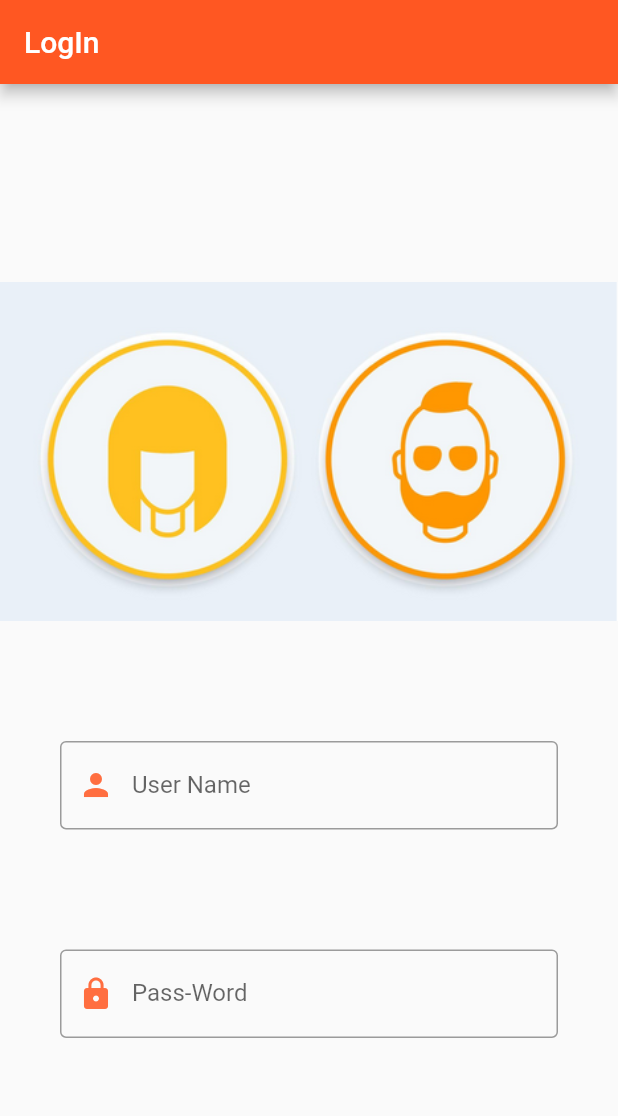
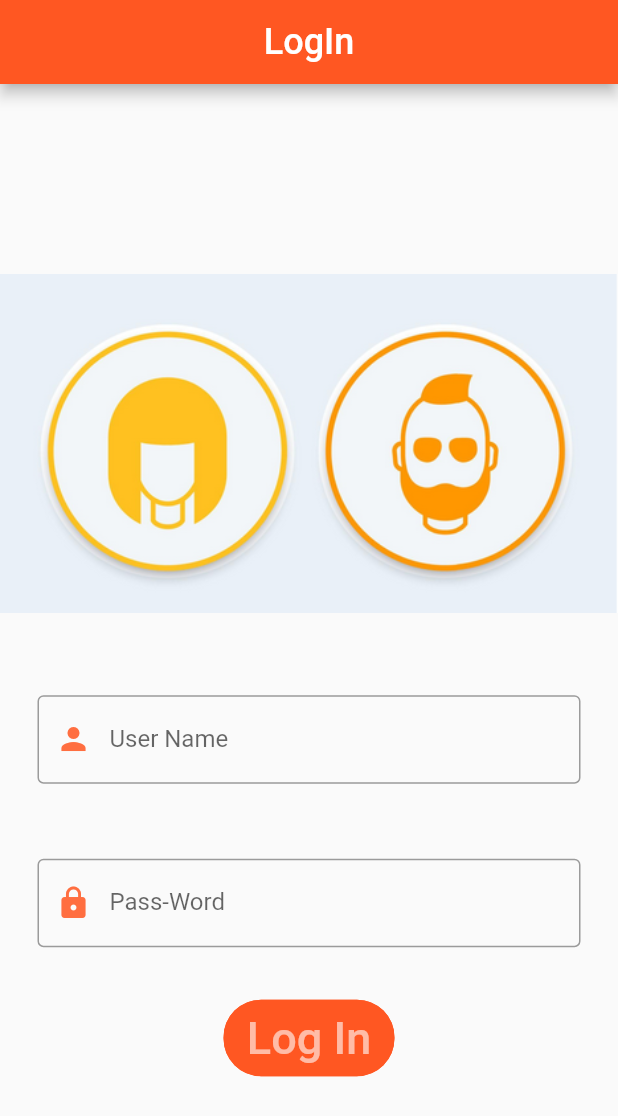
Before and after one commit to MayarALiP/log_in, a Flutter app: the screen it shows after launch, on a phone screen of 412 x 824 dp. Shown: the top 1116 px of the screen. Run offline on Flutter 3.47's test engine with Material 2 defaults, Android fonts, the phone set to English and light mode, and no system bars.

Commit message:
logIn APP

```diff
--- a/analysis_options.yaml
+++ b/analysis_options.yaml
@@ -1,7 +1,7 @@
 # This file configures the analyzer, which statically analyzes Dart code to
 # check for errors, warnings, and lints.
 #
-# The issues identified by the analyzer are surfaced in the UI of Dart-enabled
+# The issues identified by the analyzer are surfaced in the ui of Dart-enabled
 # IDEs (https://dart.dev/tools#ides-and-editors). The analyzer can also be
 # invoked from the command line by running `flutter analyze`.
 
--- a/lib/main.dart
+++ b/lib/main.dart
@@ -1,4 +1,5 @@
 import 'package:flutter/material.dart';
+import 'package:log_in/UI/LogInScreen.dart';
 
 void main() {
   runApp(const MyApp());
@@ -11,78 +12,10 @@ class MyApp extends StatelessWidget {
   @override
   Widget build(BuildContext context) {
     return MaterialApp(
-      debugShowCheckedModeBanner: false,
-      theme: ThemeData(primarySwatch: Colors.deepOrange,
-      ),
-
-      home: Scaffold(
-        appBar: AppBar(
-          title:const Text("LogIn" ,
-            // ----------------why didn't it go to the center
-          textAlign: TextAlign.center,
-        ) ,
+        debugShowCheckedModeBanner: false,
+        theme: ThemeData(
+          primarySwatch: Colors.deepOrange,
         ),
-
-        body: Center(
-               child: SingleChildScrollView(
-                 child: Column(
-                    children: const [
-                   //Image
-                    Padding(
-                      padding: EdgeInsets.fromLTRB(0, 40, 0, 40),
-                      child: Image(
-                        image:AssetImage('assets/images/Capture.PNG') ,
-                      ),
-                    ),
-
-                   // user Name
-                   Padding(
-                     padding: EdgeInsets.all(40.0),
-                     child: TextField(
-                       decoration:InputDecoration(
-                         hintText: 'Enter your User Name',
-                         prefixIcon: Icon(Icons.person,
-                           color:Colors.deepOrangeAccent ,
-                         ),
-                         labelText:'User Name',
-                         border: OutlineInputBorder(
-                           // borderRadius: BorderRadius.circular(8),
-                           borderSide: BorderSide(
-                             width: 5,
-                             style: BorderStyle.solid,
-                           ),
-
-                         ) ,
-                       ),
-                     ),
-                   ),
-
-                   //passWord
-                   Padding(
-                     padding: EdgeInsets.all(40.0),
-                     child: TextField(
-                       obscureText: true,
-                       decoration:InputDecoration(
-                         hintText: 'Enter your Password',
-                         prefixIcon: Icon(Icons.lock,
-                           color:Colors.deepOrangeAccent ,
-                         ),
-                         labelText:'Pass-Word',
-                         border: OutlineInputBorder(
-                           // borderRadius: BorderRadius.circular(8),
-                           borderSide: BorderSide(
-                             width: 5,
-                             style: BorderStyle.solid,
-                           ),
-
-                         ) ,
-                       ),
-                     ),
-                   ),
-                 ],),
-               ),
-      ),
-      ),
-    );
+        home: const LoginScreen());
   }
 }
--- /dev/null
+++ b/lib/models/HttpError.dart
@@ -0,0 +1,6 @@
+class HttpError {
+  int statusCode;
+  String response;
+
+  HttpError({required this.statusCode, required this.response});
+}
--- /dev/null
+++ b/lib/models/LogInAuth.dart
@@ -0,0 +1,14 @@
+class LogInAuth {
+  String? email, password;
+
+  LogInAuth({this.email, this.password});
+
+  Map<String, dynamic> toJson() {
+    Map<String, dynamic> map = {
+      'email': email!.trim(),
+      'password': password!.trim()
+    };
+
+    return map;
+  }
+}
--- /dev/null
+++ b/lib/models/LogInResponse.dart
@@ -0,0 +1,11 @@
+class LogInResponse {
+  final String token, error;
+
+  LogInResponse({required this.token, required this.error});
+
+  factory LogInResponse.fromJson(Map<String, dynamic> json) {
+    return LogInResponse(
+        token: json['token'] != null ? json['token'] : '',
+        error: json['error'] != null ? json['error'] : '');
+  }
+}
--- /dev/null
+++ b/lib/models/User.dart
@@ -0,0 +1,21 @@
+class User {
+  String firstName, lastName, email, image;
+  int id;
+
+  User({
+    required this.id,
+    required this.firstName,
+    required this.lastName,
+    required this.image,
+    required this.email,
+  });
+
+  factory User.fromJson(Map<String, dynamic> json) {
+    return User(
+        id: json['id'],
+        email: json['email'],
+        firstName: json['firstName'],
+        lastName: json['lastName'],
+        image: json['avatar']);
+  }
+}
--- /dev/null
+++ b/lib/ui/LogInScreen.dart
@@ -0,0 +1,118 @@
+import 'package:flutter/material.dart';
+import 'package:log_in/UI/UsersScreen.dart';
+
+class LoginScreen extends StatefulWidget {
+  const LoginScreen({Key? key}) : super(key: key);
+
+  @override
+  State<LoginScreen> createState() => _LoginScreenState();
+}
+
+class _LoginScreenState extends State<LoginScreen> {
+  @override
+  Widget build(BuildContext context) {
+    return Scaffold(
+      appBar: AppBar(
+        centerTitle: true,
+        title: const Text(
+          "LogIn",
+          style: TextStyle(fontSize: 24),
+        ),
+      ),
+      body: Center(
+        child: SingleChildScrollView(
+          child: Column(children: [
+            //Image
+            const Padding(
+              padding: EdgeInsets.fromLTRB(0, 30, 0, 30),
+              child: Image(
+                image: AssetImage('assets/images/Capture.PNG'),
+              ),
+            ),
+
+            // user Name
+            const Padding(
+              padding: EdgeInsets.all(25.0),
+              child: TextField(
+                decoration: InputDecoration(
+                  hintText: 'Enter your User Name',
+                  prefixIcon: Icon(
+                    Icons.person,
+                    color: Colors.deepOrangeAccent,
+                  ),
+                  labelText: 'User Name',
+                  border: OutlineInputBorder(
+                    // borderRadius: BorderRadius.circular(8),
+                    borderSide: BorderSide(
+                      width: 5,
+                      style: BorderStyle.solid,
+                    ),
+                  ),
+                ),
+              ),
+            ),
+
+            //passWord
+            const Padding(
+              padding: EdgeInsets.all(25.0),
+              child: TextField(
+                obscureText: true,
+                decoration: InputDecoration(
+                  hintText: 'Enter your Password',
+                  prefixIcon: Icon(
+                    Icons.lock,
+                    color: Colors.deepOrangeAccent,
+                  ),
+                  labelText: 'Pass-Word',
+                  border: OutlineInputBorder(
+                    // borderRadius: BorderRadius.circular(8),
+                    borderSide: BorderSide(
+                      width: 5,
+                      style: BorderStyle.solid,
+                    ),
+                  ),
+                ),
+              ),
+            ),
+
+            Padding(
+              padding: const EdgeInsets.all(10),
+              child: TextButton(
+                style: ButtonStyle(
+                  backgroundColor: MaterialStateProperty.all(Colors.deepOrange),
+                  shape: MaterialStateProperty.all<RoundedRectangleBorder>(
+                    RoundedRectangleBorder(
+                      borderRadius: BorderRadius.circular(25.0),
+                      side: const BorderSide(color: Colors.deepOrange),
+                    ),
+                  ),
+                ),
+                child: const Text(
+                  " Log In ",
+                  style: TextStyle(fontSize: 30, color: Colors.white60),
+                ),
+                onPressed: () {
+                  Navigator.of(context).push(
+                    MaterialPageRoute(
+                      builder: (context) => const UsersScreen(),
+                    ),
+                  );
+                },
+              ),
+            )
+          ]),
+        ),
+      ),
+    );
+  }
+}
+
+/*
+*
+  Navigator.of(context).push(
+  MaterialPageRoute(
+  builder: (context) => const SongScreen(song: song),
+   ),
+  );
+*
+*/
--- /dev/null
+++ b/lib/utilities/Constants.dart
@@ -0,0 +1,5 @@
+class Constants {
+  static const String baseurl = "https://reqres.in/api/";
+  static String userendpoint = "users";
+  static String logInendPoint = "login";
+}
--- a/pubspec.yaml
+++ b/pubspec.yaml
@@ -29,6 +29,7 @@ environment:
 dependencies:
   flutter:
     sdk: flutter
+  http: ^0.13.5
 
 
   # The following adds the Cupertino Icons font to your application.
```
Also changed, not shown: lib/dataRepositories/LogIn.dart (added, +20 -0 lines), lib/dataRepositories/Users.dart (added, +21 -0 lines), lib/models/CardInfo.dart (added, +16 -0 lines), lib/ui/UsersScreen.dart (added, +63 -0 lines), lib/ui/components/InfoCard.dart (added, +42 -0 lines), lib/utilities/HttpWrapper.dart (added, +49 -0 lines), pubspec.lock.
